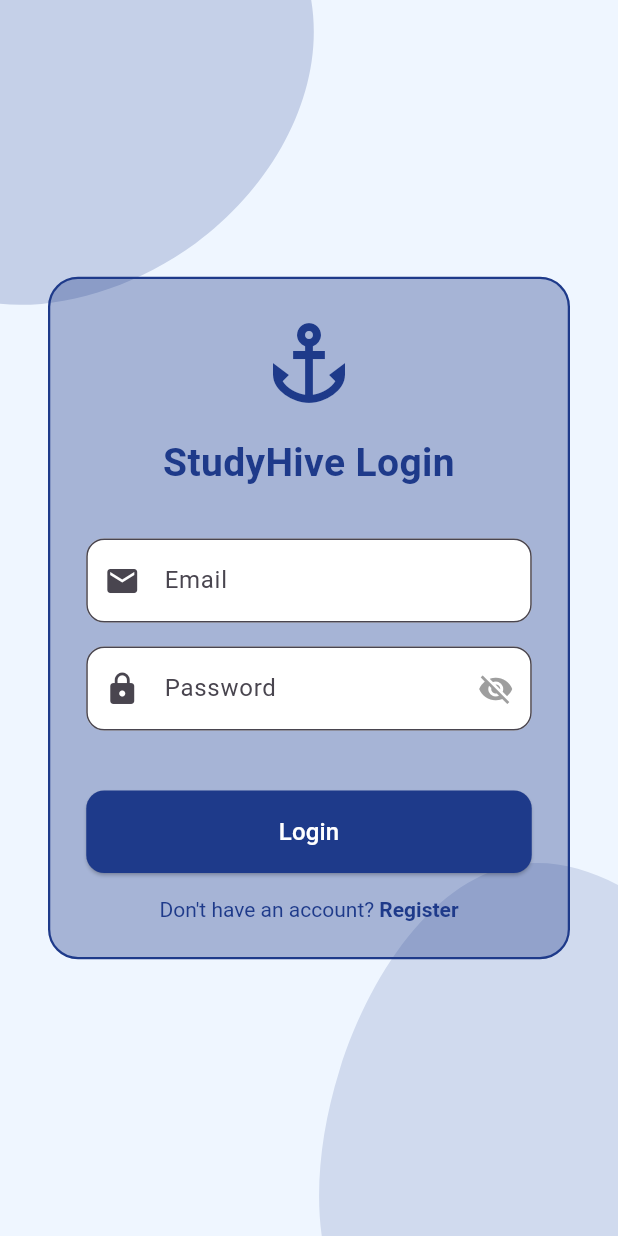
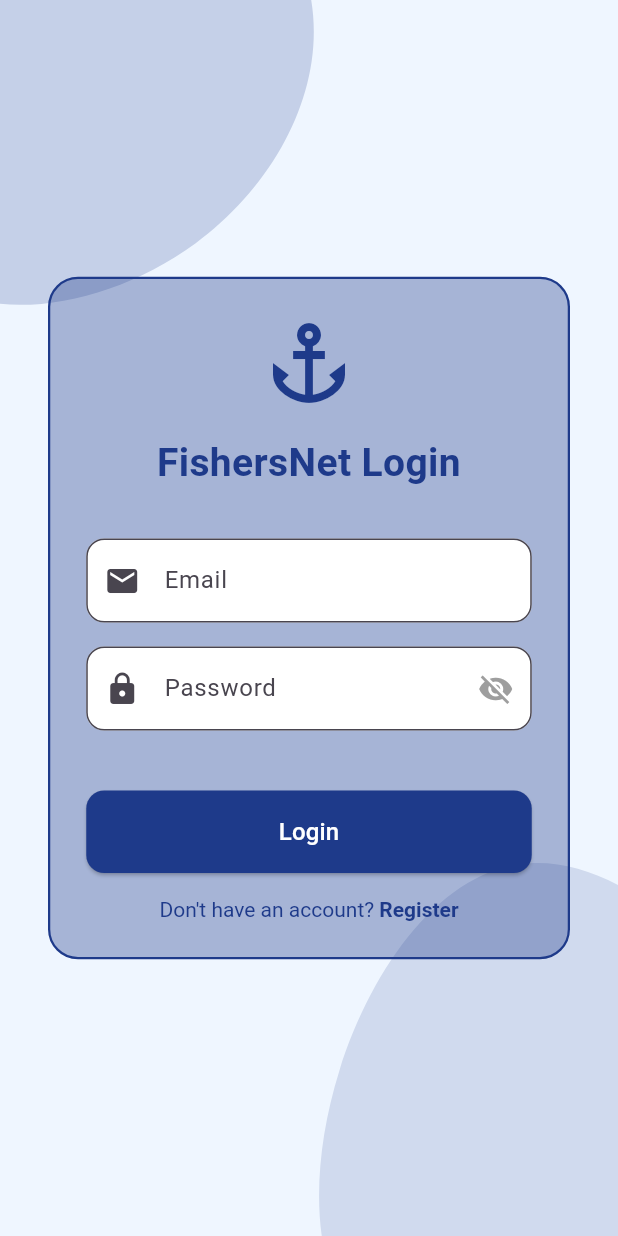
Before and after one commit to gaurav0830/flutter_fishersNet, a Flutter app: the screen it shows after launch, on a phone screen of 412 x 824 dp. Run offline on Flutter 3.47's test engine with Material 3 defaults, Android fonts, the phone set to English and light mode, and no system bars; our stand-ins replace animate_do, carousel_slider, flutter_svg, image_picker, shared_preferences; missing offline and left inert: flutter_pdfview.

Commit message:
Updated login, HomeScreen, and main.dart

```diff
--- a/lib/main.dart
+++ b/lib/main.dart
@@ -2,6 +2,7 @@ import 'package:flutter/material.dart';
 import 'screens/splash_screen.dart';
 import 'screens/HomeScreen.dart';
 import 'screens/login_screen.dart';
+import 'screens/register_screen.dart';
 
 void main() {
   runApp(const MyApp());
@@ -23,6 +24,7 @@ class MyApp extends StatelessWidget {
       home: const BubbleSplashScreen(), // Use splash screen here
       routes: {
         '/login': (context) => const LoginScreen(),
+        '/register': (context) => const RegisterScreen(),
         '/home': (context) => const HomeScreen(),
       },
     );
--- a/lib/screens/HomeScreen.dart
+++ b/lib/screens/HomeScreen.dart
@@ -103,7 +103,7 @@ class _HomeScreenState extends State<HomeScreen> {
           Padding(
             padding: const EdgeInsets.only(right: 16.0),
             child: GestureDetector(
-              onTap: () => _onItemTapped(3),
+              // onTap: () => _onItemTapped(3),
               child: const CircleAvatar(
                 backgroundImage: AssetImage("assets/profile.jpg"),
                 backgroundColor: Colors.transparent,
--- a/lib/screens/login_screen.dart
+++ b/lib/screens/login_screen.dart
@@ -100,7 +100,7 @@ class _LoginScreenState extends State<LoginScreen> {
                         const Icon(Icons.anchor, size: 64, color: Color(0xFF1E3A8A)),
                         const SizedBox(height: 16),
                         const Text(
-                          "StudyHive Login",
+                          "FishersNet Login",
                           textAlign: TextAlign.center,
                           style: TextStyle(
                             fontSize: 26,
```
